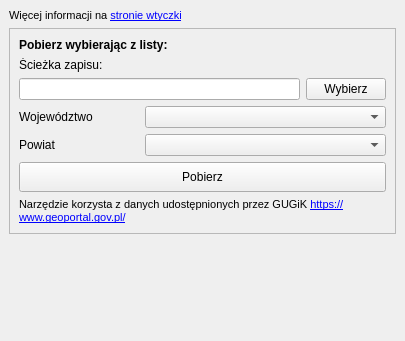
Above: gissupport_plugin/modules/data_downloader/bdot10k/bdot10k_dockwidget.ui from gis-support/gis-support-plugin before the change. Below: the same form after it.
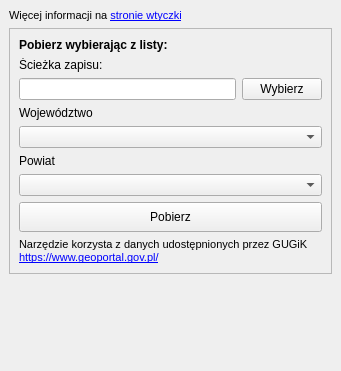
That is the form after the change.

Commit message: DEV-8953 rozbicie labeli i comboboxow do nowych linii

The edit to the form file:
```diff
--- a/gissupport_plugin/modules/data_downloader/bdot10k/bdot10k_dockwidget.ui
+++ b/gissupport_plugin/modules/data_downloader/bdot10k/bdot10k_dockwidget.ui
@@ -6,8 +6,8 @@
    <rect>
     <x>0</x>
     <y>0</y>
-    <width>405</width>
-    <height>341</height>
+    <width>341</width>
+    <height>371</height>
    </rect>
   </property>
   <property name="sizePolicy">
@@ -85,8 +85,6 @@
         </layout>
        </item>
        <item>
-        <layout class="QHBoxLayout" name="horizontalLayout" stretch="1,2">
-         <item>
           <widget class="QLabel" name="wojLabel">
            <property name="text">
             <string>Województwo</string>
@@ -96,10 +94,6 @@
          <item>
           <widget class="QComboBox" name="wojComboBox"/>
          </item>
-        </layout>
-       </item>
-       <item>
-        <layout class="QHBoxLayout" name="horizontalLayout_2" stretch="1,2">
          <item>
           <widget class="QLabel" name="powLabel">
            <property name="text">
@@ -109,8 +103,6 @@
          </item>
          <item>
           <widget class="QComboBox" name="powComboBox"/>
-         </item>
-        </layout>
        </item>
        <item>
         <widget class="QPushButton" name="downloadButton">
```
Lines whose indentation alone changed are shown as unchanged.
